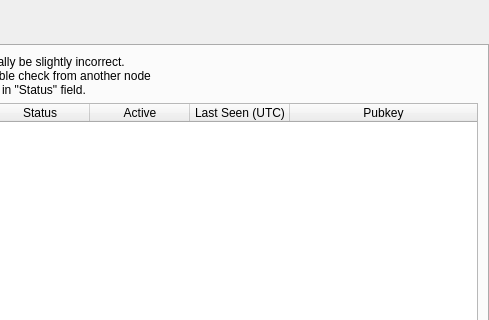
duality-solutions/Dynamic, file src/qt/forms/stormnodelist.ui: the form before one commit; both pictures show x 322 to 811 and y 0 to 320 of the 811 by 457 pixel window.
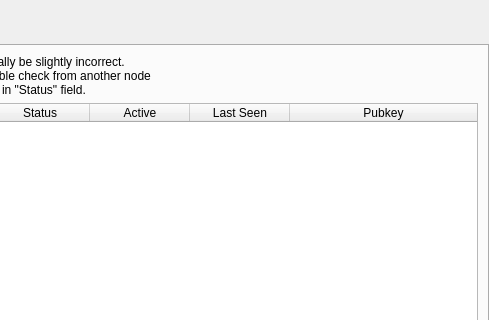
The form after the commit.

Commit message: Make Stormnode List UI for Qt wallet show local time instead of UTC

```diff
--- a/src/qt/forms/stormnodelist.ui
+++ b/src/qt/forms/stormnodelist.ui
@@ -130,7 +130,7 @@
              </column>
              <column>
               <property name="text">
-               <string>Last Seen (UTC)</string>
+               <string>Last Seen</string>
               </property>
              </column>
              <column>
```
Left out of the diff: 2 changed lines with no effect on the pictures. The commit also changes 1 other file.
